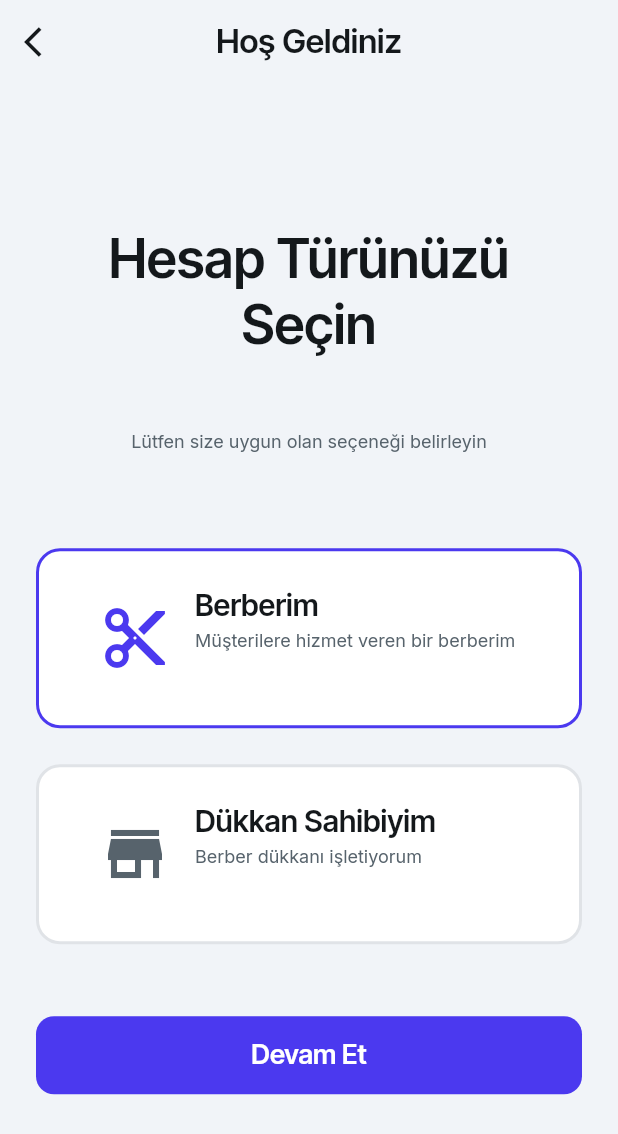
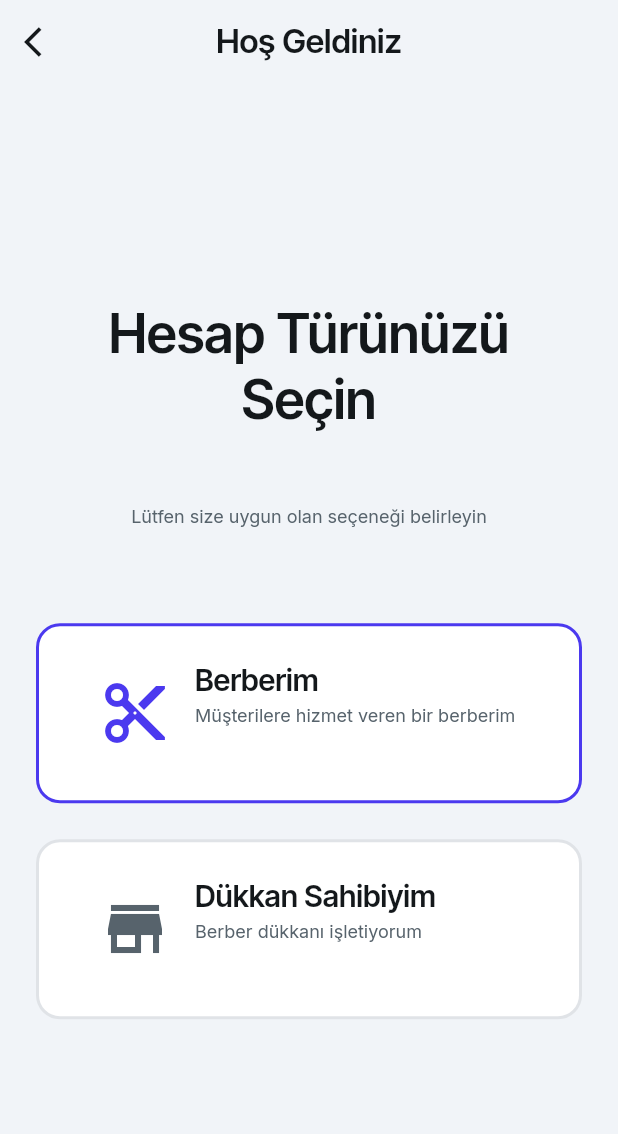
Before and after one commit to trkgngr/berber2.3, a Flutter app: the BerberShopownerChooseWidget screen opened by its route, on a phone screen of 412 x 824 dp. Shown: the top 1134 px of the screen. Run offline on Flutter 3.47's test engine with Material 3 defaults, Android fonts, the phone set to English and light mode, and no system bars; drawn by our look-alikes of auto_size_text; our stand-ins replace dropdown_button2, easy_debounce, font_awesome_flutter, from_css_color, go_router, google_fonts and 6 more; missing offline and left inert: json_path; accounts and stored records are empty.

Commit message:
berber-dükkan seçim sayfasındaki devam et butonu kaldırıldı

```diff
--- a/berber2/lib/berber_shopowner_choose/berber_shopowner_choose_widget.dart
+++ b/berber2/lib/berber_shopowner_choose/berber_shopowner_choose_widget.dart
@@ -143,9 +143,7 @@ class _BerberShopownerChooseWidgetState
                         ),
                   ),
                 ),
-                Padding(
-                  padding: EdgeInsetsDirectional.fromSTEB(0.0, 0.0, 0.0, 48.0),
-                  child: Column(
+                Column(
                   mainAxisSize: MainAxisSize.max,
                   children: [
                     InkWell(
@@ -220,13 +218,11 @@ class _BerberShopownerChooseWidgetState
                                             .override(
                                               font: GoogleFonts.inter(
                                                 fontWeight:
-                                                      FlutterFlowTheme.of(
-                                                              context)
+                                                    FlutterFlowTheme.of(context)
                                                         .bodyMedium
                                                         .fontWeight,
                                                 fontStyle:
-                                                      FlutterFlowTheme.of(
-                                                              context)
+                                                    FlutterFlowTheme.of(context)
                                                         .bodyMedium
                                                         .fontStyle,
                                               ),
@@ -253,6 +249,7 @@ class _BerberShopownerChooseWidgetState
                         ),
                       ),
                     ),
+                    SizedBox(height: 24.0),
                     InkWell(
                       splashColor: Colors.transparent,
                       focusColor: Colors.transparent,
@@ -326,13 +323,11 @@ class _BerberShopownerChooseWidgetState
                                             .override(
                                               font: GoogleFonts.inter(
                                                 fontWeight:
-                                                      FlutterFlowTheme.of(
-                                                              context)
+                                                    FlutterFlowTheme.of(context)
                                                         .bodyMedium
                                                         .fontWeight,
                                                 fontStyle:
-                                                      FlutterFlowTheme.of(
-                                                              context)
+                                                    FlutterFlowTheme.of(context)
                                                         .bodyMedium
                                                         .fontStyle,
                                               ),
@@ -359,46 +354,7 @@ class _BerberShopownerChooseWidgetState
                         ),
                       ),
                     ),
-                    ].divide(SizedBox(height: 24.0)),
-                  ),
-                ),
-                FFButtonWidget(
-                  onPressed: () {
-                    print('Button pressed ...');
-                  },
-                  text: 'Devam Et',
-                  options: FFButtonOptions(
-                    width: double.infinity,
-                    height: 52.0,
-                    padding: EdgeInsets.all(8.0),
-                    iconPadding:
-                        EdgeInsetsDirectional.fromSTEB(0.0, 0.0, 0.0, 0.0),
-                    color: FlutterFlowTheme.of(context).primary,
-                    textStyle:
-                        FlutterFlowTheme.of(context).titleMedium.override(
-                              font: GoogleFonts.interTight(
-                                fontWeight: FlutterFlowTheme.of(context)
-                                    .titleMedium
-                                    .fontWeight,
-                                fontStyle: FlutterFlowTheme.of(context)
-                                    .titleMedium
-                                    .fontStyle,
-                              ),
-                              color: Colors.white,
-                              letterSpacing: 0.0,
-                              fontWeight: FlutterFlowTheme.of(context)
-                                  .titleMedium
-                                  .fontWeight,
-                              fontStyle: FlutterFlowTheme.of(context)
-                                  .titleMedium
-                                  .fontStyle,
-                            ),
-                    elevation: 0.0,
-                    borderSide: BorderSide(
-                      color: Colors.transparent,
-                    ),
-                    borderRadius: BorderRadius.circular(12.0),
-                  ),
+                  ],
                 ),
               ],
             ),
```
Lines whose indentation alone changed are shown as unchanged.
